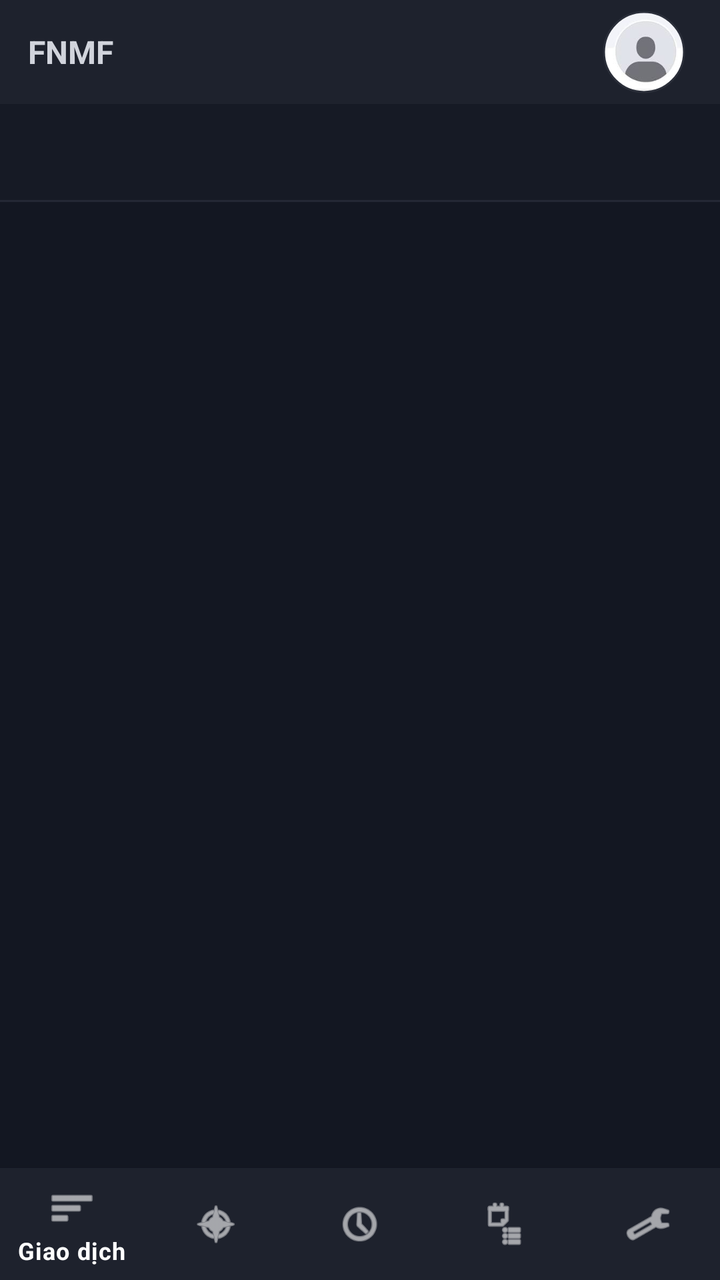
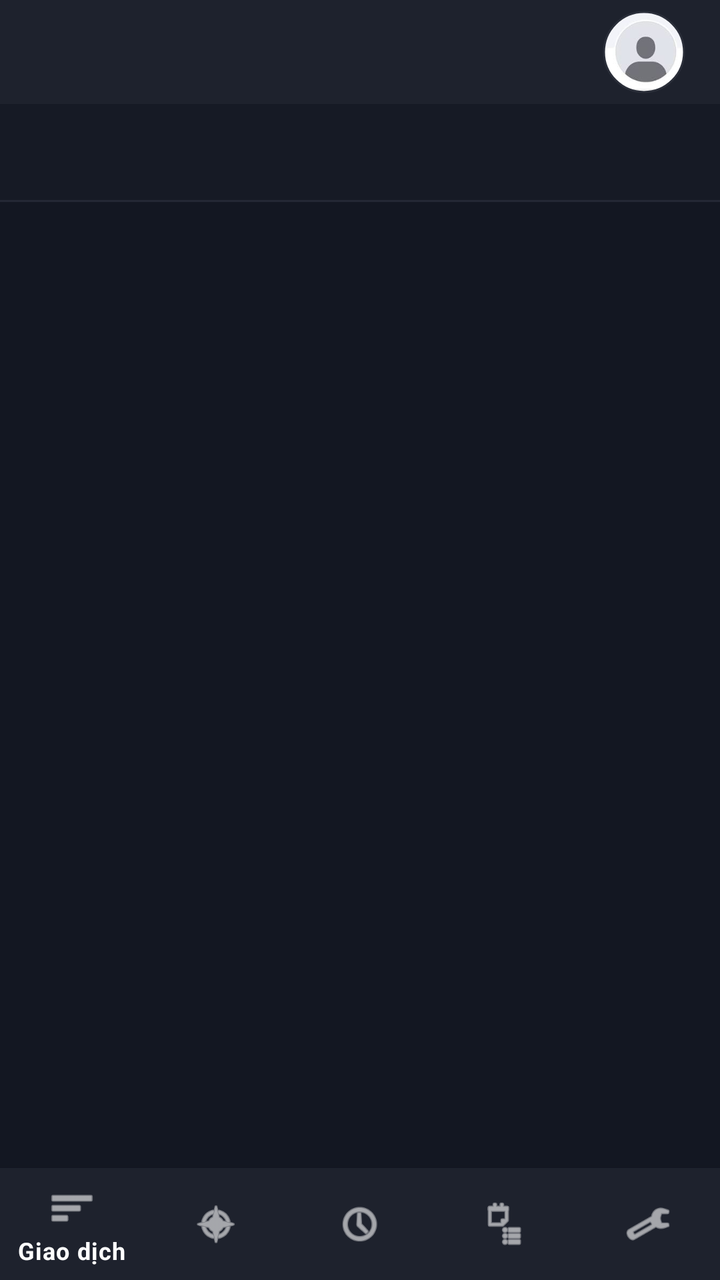

Before-and-after screenshots of an Android layout around one commit, followed by the original layout XML and the change that was made.
<!-- AndroidManifest.xml: application theme Theme.NHUMONGLENH -->
<!-- res/layout/layout_activity2.xml -->
<?xml version="1.0" encoding="utf-8"?>
<LinearLayout xmlns:android="http://schemas.android.com/apk/res/android"
    xmlns:app="http://schemas.android.com/apk/res-auto"
    android:layout_width="match_parent"
    android:layout_height="match_parent"
    android:orientation="vertical"
    android:background="#131722">

    
    <LinearLayout
        android:id="@+id/layout_top_bar"
        android:layout_width="match_parent"
        android:layout_height="52dp"
        android:background="@color/tv_surface"
        android:orientation="horizontal"
        android:gravity="center_vertical"
        android:paddingHorizontal="14dp">

        <TextView
            android:id="@+id/tv_app_title"
            android:layout_width="0dp"
            android:layout_height="wrap_content"
            android:layout_weight="1"
            android:text="@string/app_name"
            android:textColor="@color/tv_text_primary"
            android:textSize="16sp"
            android:textStyle="bold"
            android:maxLines="1"
            android:ellipsize="end" />

        <TextView
            android:id="@+id/tv_header_user"
            android:layout_width="wrap_content"
            android:layout_height="wrap_content"
            android:visibility="gone" />

        <com.google.android.material.imageview.ShapeableImageView
            android:id="@+id/btn_profile_avatar"
            android:layout_width="48dp"
            android:layout_height="48dp"
            android:minWidth="48dp"
            android:minHeight="48dp"
            android:padding="4dp"
            android:background="?attr/selectableItemBackgroundBorderless"
            android:src="@drawable/profile_avatar"
            android:scaleType="centerCrop"
            app:shapeAppearanceOverlay="@style/ShapeAppearance.Circle"
            app:strokeColor="#2A2E39"
            app:strokeWidth="1dp"
            android:contentDescription="@string/profile_avatar_desc" />
    </LinearLayout>

    
    <androidx.recyclerview.widget.RecyclerView
        android:id="@+id/rv_market_ticker"
        android:layout_width="match_parent"
        android:layout_height="48dp"
        android:minHeight="48dp"
        android:background="#161A25"
        android:orientation="horizontal"
        android:overScrollMode="never"
        android:scrollbars="none" />

    <View
        android:layout_width="match_parent"
        android:layout_height="1dp"
        android:background="#242835" />

    <FrameLayout
        android:id="@+id/fragment_container"
        android:layout_width="match_parent"
        android:layout_height="0dp"
        android:layout_weight="1" />

    <com.google.android.material.bottomnavigation.BottomNavigationView
        android:id="@+id/bottom_navigation"
        android:layout_width="match_parent"
        android:layout_height="wrap_content"
        android:background="#1E222D"
        app:itemIconTint="#FFFFFF"
        app:itemTextColor="#FFFFFF"
        app:menu="@menu/bottom_nav_menu" />
</LinearLayout>
<!-- resources referenced by this layout -->
<resources>
  <color name="tv_surface">#1E222D</color>
  <color name="tv_text_primary">#D1D4DC</color>
  <!-- drawable profile_avatar: jpg bitmap (drawable, 1865 bytes) -->
  <string name="app_name">FNMF</string>
  <string name="profile_avatar_desc">Hồ sơ tài khoản</string>
  <style name="ShapeAppearance.Circle" parent="">
          <item name="cornerSize">50%</item>
      </style>
  <style name="Theme.NHUMONGLENH" parent="Theme.MaterialComponents.DayNight.DarkActionBar">
          
          <item name="colorPrimary">@color/purple_500</item>
          <item name="colorPrimaryVariant">@color/purple_700</item>
          <item name="colorOnPrimary">@color/white</item>
          
          <item name="colorSecondary">@color/teal_200</item>
          <item name="colorSecondaryVariant">@color/teal_700</item>
          <item name="colorOnSecondary">@color/black</item>
          
          <item name="android:statusBarColor">?attr/colorPrimaryVariant</item>
          
      </style>
  <color name="purple_500">#FF6200EE</color>
  <color name="purple_700">#FF3700B3</color>
  <color name="white">#FFFFFFFF</color>
  <color name="teal_200">#FF03DAC5</color>
  <color name="teal_700">#FF018786</color>
  <color name="black">#FF000000</color>
</resources>

<!-- the commit's change to res/layout/layout_activity2.xml (unified diff, before → after) -->
@@ -16,17 +16,20 @@
         android:gravity="center_vertical"
         android:paddingHorizontal="14dp">
 
-        <TextView
-            android:id="@+id/tv_app_title"
+        <FrameLayout
             android:layout_width="0dp"
             android:layout_height="wrap_content"
-            android:layout_weight="1"
-            android:text="@string/app_name"
-            android:textColor="@color/tv_text_primary"
-            android:textSize="16sp"
-            android:textStyle="bold"
-            android:maxLines="1"
-            android:ellipsize="end" />
+            android:layout_weight="1">
+
+            <ImageView
+                android:id="@+id/iv_header_logo"
+                android:layout_width="52dp"
+                android:layout_height="38dp"
+                android:layout_gravity="start|center_vertical"
+                android:scaleType="fitCenter"
+                android:background="@android:color/transparent"
+                android:contentDescription="@string/header_fini_logo_desc" />
+        </FrameLayout>
 
         <TextView
             android:id="@+id/tv_header_user"
<!-- resource entries referenced after the edit -->
@@ -1,9 +1,8 @@
 <!-- resources referenced by this layout -->
 <resources>
   <color name="tv_surface">#1E222D</color>
-  <color name="tv_text_primary">#D1D4DC</color>
   <!-- drawable profile_avatar: jpg bitmap (drawable, 1865 bytes) -->
-  <string name="app_name">FNMF</string>
+  <string name="header_fini_logo_desc">Fini — trợ lý FNMF</string>
   <string name="profile_avatar_desc">Hồ sơ tài khoản</string>
   <style name="ShapeAppearance.Circle" parent="">
           <item name="cornerSize">50%</item>
